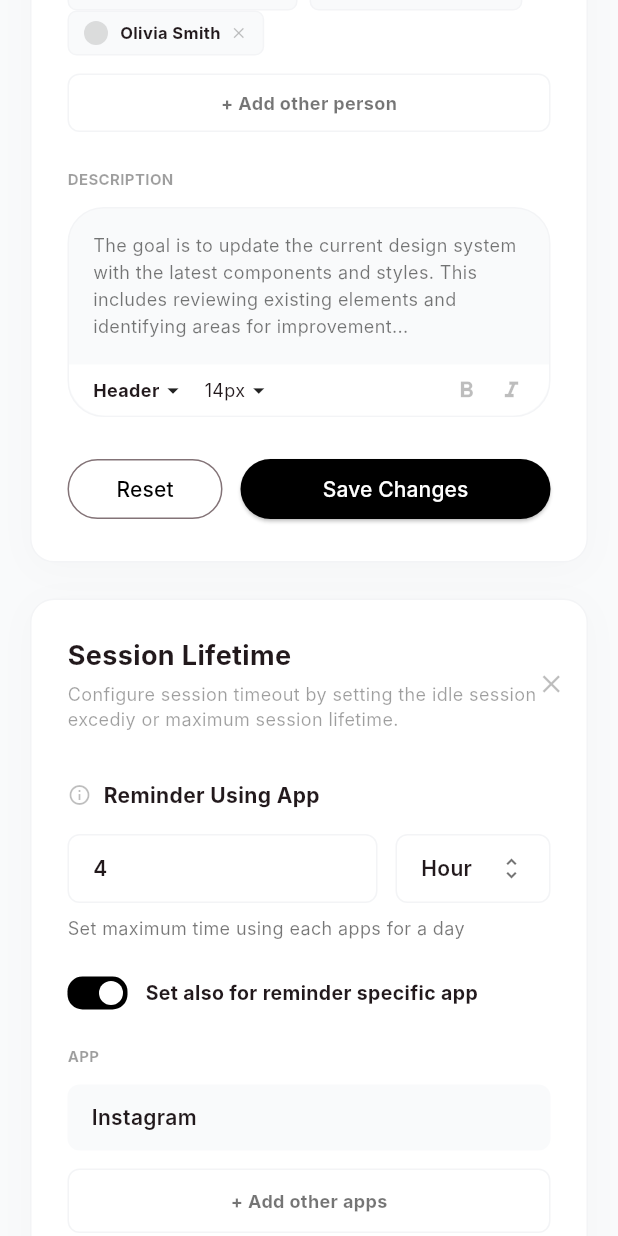
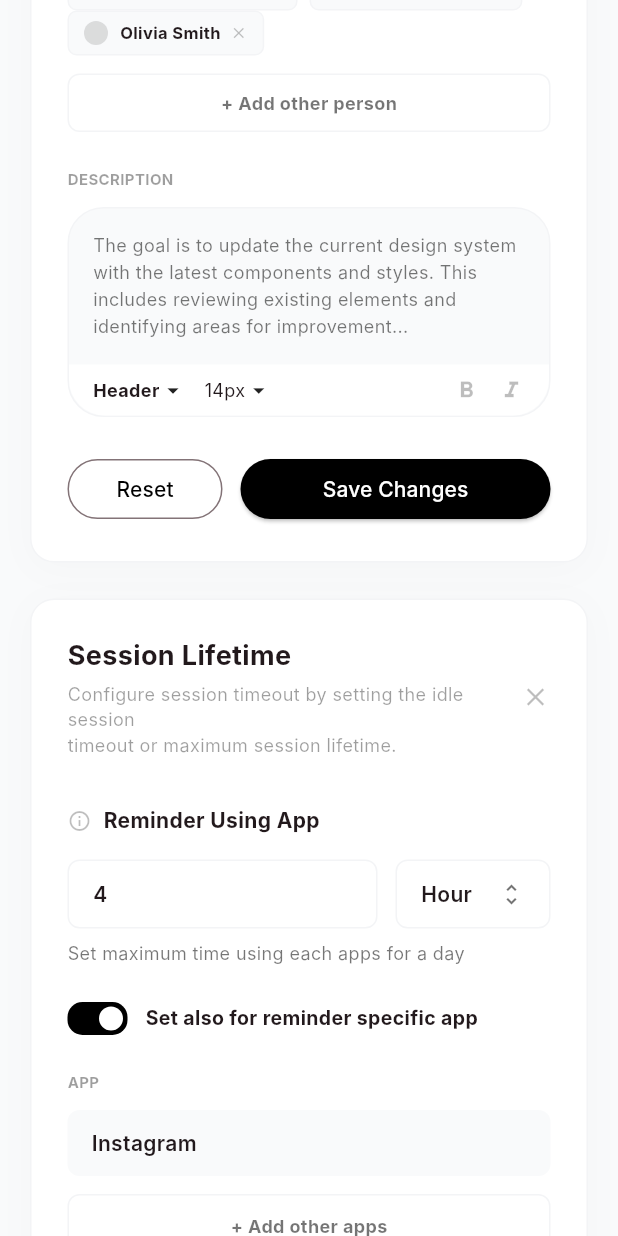
Before and after one commit to AaronPeterOcen/calendly, a Flutter app: the screen it shows after launch, scrolled down 1152 dp, on a phone screen of 412 x 824 dp. Run offline on Flutter 3.47's test engine with Material 3 defaults, Android fonts, the phone set to English and light mode, and no system bars; Roboto replaces fonts that are missing (Inter).

Commit message:
fix for overflow issue

```diff
--- a/lib/widgets/session_lifetime_panel.dart
+++ b/lib/widgets/session_lifetime_panel.dart
@@ -14,7 +14,8 @@ class SessionLifetimePanel extends StatelessWidget {
           Row(
             mainAxisAlignment: MainAxisAlignment.spaceBetween,
             children: [
-              Column(
+              Expanded(
+                child: Column(
                   crossAxisAlignment: CrossAxisAlignment.start,
                   children: const [
                     Text(
@@ -23,10 +24,11 @@ class SessionLifetimePanel extends StatelessWidget {
                     ),
                     SizedBox(height: 4),
                     Text(
-                    'Configure session timeout by setting the idle session\nexcediy or maximum session lifetime.',
+                      'Configure session timeout by setting the idle session\ntimeout or maximum session lifetime.',
                       style: TextStyle(color: Colors.black38, fontSize: 12),
                     ),
                   ],
+                ),
               ),
               const Icon(Icons.close, size: 20, color: Colors.black26),
             ],
```
Lines whose indentation alone changed are shown as unchanged.
